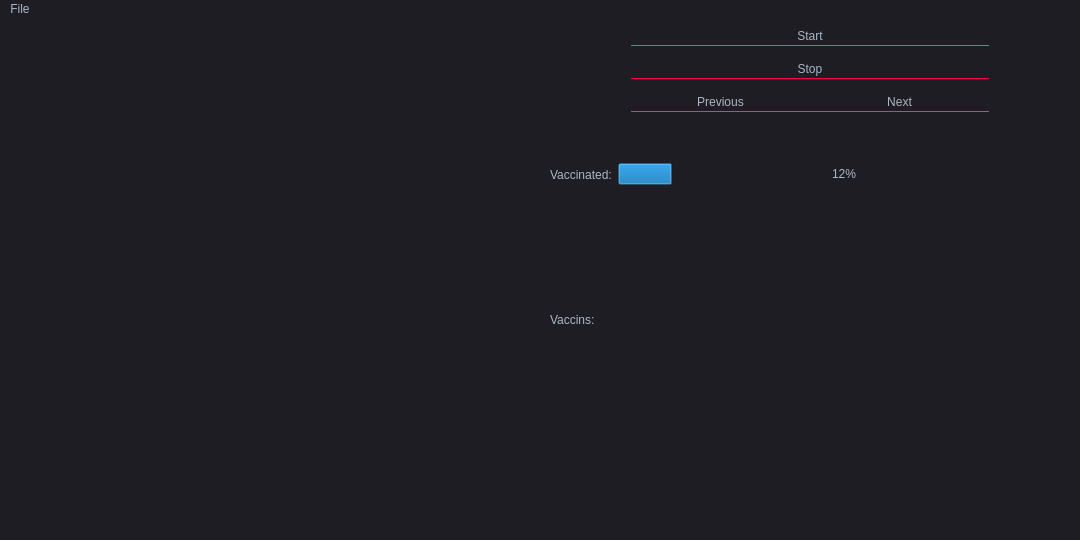
This is src/mainwindow.ui in SteinVandenbroeke/PSE as Qt 5 draws it before an edit. The edited form follows.
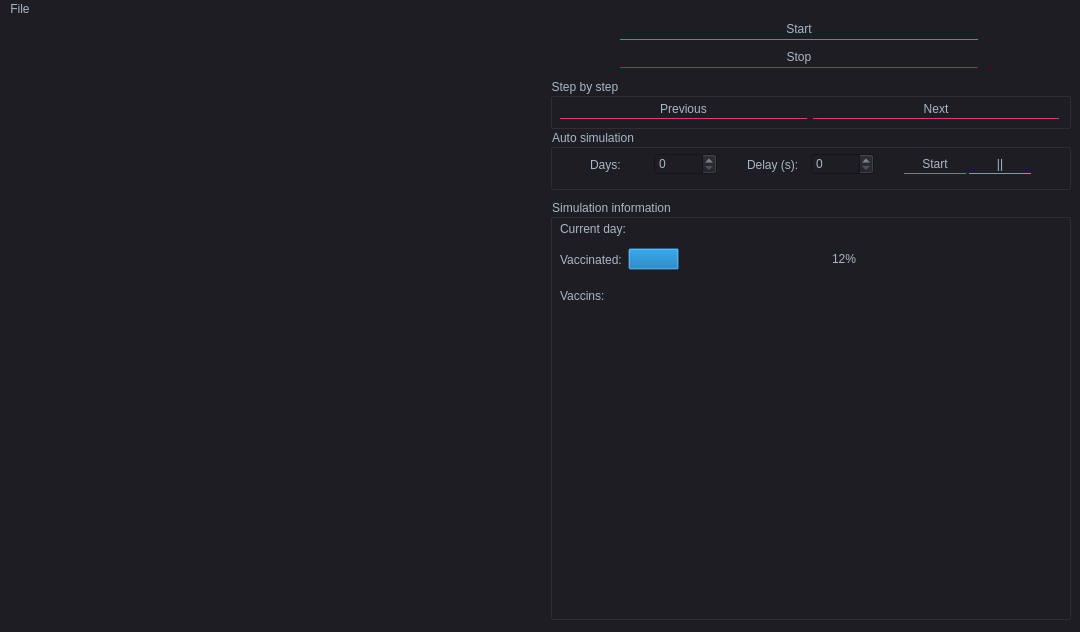
This is the edited form.

Commit message: Aanpassingen qt

Patch:
```diff
--- a/src/mainwindow.ui
+++ b/src/mainwindow.ui
@@ -7,7 +7,7 @@
     <x>0</x>
     <y>0</y>
     <width>1080</width>
-    <height>540</height>
+    <height>632</height>
    </rect>
   </property>
   <property name="windowTitle">
@@ -22,8 +22,8 @@
      <rect>
       <x>0</x>
       <y>0</y>
-      <width>512</width>
-      <height>512</height>
+      <width>531</width>
+      <height>601</height>
      </rect>
     </property>
     <property name="autoFillBackground">
@@ -45,26 +45,176 @@
      <bool>false</bool>
     </property>
    </widget>
-   <widget class="QWidget" name="gridLayoutWidget">
+   <widget class="QGroupBox" name="groupBox">
     <property name="geometry">
      <rect>
       <x>550</x>
-      <y>0</y>
+      <y>110</y>
       <width>521</width>
-      <height>104</height>
+      <height>61</height>
      </rect>
     </property>
-    <layout class="QGridLayout" name="gridLayout" columnstretch="0">
-     <property name="leftMargin">
+    <property name="styleSheet">
+     <string notr="true">color: #a9b7c6;</string>
+    </property>
+    <property name="title">
+     <string>Auto simulation</string>
+    </property>
+    <property name="flat">
+     <bool>false</bool>
+    </property>
+    <widget class="QWidget" name="horizontalLayoutWidget_3">
+     <property name="geometry">
+      <rect>
+       <x>40</x>
+       <y>20</y>
+       <width>441</width>
+       <height>31</height>
+      </rect>
+     </property>
+     <layout class="QHBoxLayout" name="horizontalLayout_4">
+      <property name="spacing">
+       <number>30</number>
+      </property>
+      <item>
+       <layout class="QHBoxLayout" name="horizontalLayout_5">
+        <property name="spacing">
       <number>0</number>
      </property>
-     <property name="rightMargin">
+        <item>
+         <widget class="QLabel" name="label_3">
+          <property name="styleSheet">
+           <string notr="true">color: #a9b7c6;</string>
+          </property>
+          <property name="text">
+           <string>Days:</string>
+          </property>
+         </widget>
+        </item>
+        <item>
+         <widget class="QSpinBox" name="Days"/>
+        </item>
+       </layout>
+      </item>
+      <item>
+       <layout class="QHBoxLayout" name="horizontalLayout_7">
+        <property name="spacing">
       <number>0</number>
      </property>
-     <property name="horizontalSpacing">
-      <number>7</number>
-     </property>
-     <item row="3" column="0">
+        <item>
+         <widget class="QLabel" name="label_4">
+          <property name="styleSheet">
+           <string notr="true">color: #a9b7c6;</string>
+          </property>
+          <property name="text">
+           <string>Delay (s):</string>
+          </property>
+         </widget>
+        </item>
+        <item>
+         <widget class="QSpinBox" name="Delay"/>
+        </item>
+       </layout>
+      </item>
+      <item>
+       <layout class="QHBoxLayout" name="horizontalLayout_6">
+        <property name="spacing">
+         <number>3</number>
+        </property>
+        <property name="sizeConstraint">
+         <enum>QLayout::SetFixedSize</enum>
+        </property>
+        <item>
+         <widget class="QPushButton" name="buttonAutoSimulation">
+          <property name="maximumSize">
+           <size>
+            <width>358</width>
+            <height>16777215</height>
+           </size>
+          </property>
+          <property name="autoFillBackground">
+           <bool>false</bool>
+          </property>
+          <property name="styleSheet">
+           <string notr="true">	border-style: solid;
+	border-top-color: transparent;
+	border-right-color: transparent;
+	border-left-color: transparent;
+	border-bottom-color: #04b97f;
+	border-bottom-width: 1px;
+	border-style: solid;
+	color: #a9b7c6;
+	padding: 2px;
+	background-color: #1e1d23;</string>
+          </property>
+          <property name="text">
+           <string>Start</string>
+          </property>
+         </widget>
+        </item>
+        <item>
+         <widget class="QPushButton" name="buttonAutoSimulationPausePlay">
+          <property name="enabled">
+           <bool>true</bool>
+          </property>
+          <property name="maximumSize">
+           <size>
+            <width>358</width>
+            <height>16777215</height>
+           </size>
+          </property>
+          <property name="autoFillBackground">
+           <bool>false</bool>
+          </property>
+          <property name="styleSheet">
+           <string notr="true">	border-style: solid;
+	border-top-color: transparent;
+	border-right-color: transparent;
+	border-left-color: transparent;
+	border-bottom-color: #42aaf5;
+	border-bottom-width: 1px;
+	border-style: solid;
+	color: #a9b7c6;
+	padding: 2px;
+	background-color: #1e1d23;</string>
+          </property>
+          <property name="text">
+           <string>||</string>
+          </property>
+          <property name="autoDefault">
+           <bool>false</bool>
+          </property>
+         </widget>
+        </item>
+       </layout>
+      </item>
+     </layout>
+    </widget>
+   </widget>
+   <widget class="QGroupBox" name="groupBox_2">
+    <property name="geometry">
+     <rect>
+      <x>550</x>
+      <y>59</y>
+      <width>521</width>
+      <height>51</height>
+     </rect>
+    </property>
+    <property name="styleSheet">
+     <string notr="true">color: #a9b7c6;</string>
+    </property>
+    <property name="title">
+     <string>Step by step</string>
+    </property>
+    <widget class="QWidget" name="layoutWidget">
+     <property name="geometry">
+      <rect>
+       <x>10</x>
+       <y>20</y>
+       <width>499</width>
+       <height>23</height>
+      </rect>
+     </property>
       <layout class="QHBoxLayout" name="horizontalLayout">
        <item>
         <widget class="QPushButton" name="buttonPrevious">
@@ -117,12 +267,54 @@
         </widget>
        </item>
       </layout>
-     </item>
-     <item row="2" column="0">
+    </widget>
+   </widget>
+   <widget class="QPushButton" name="buttonStart">
+    <property name="geometry">
+     <rect>
+      <x>620</x>
+      <y>0</y>
+      <width>358</width>
+      <height>21</height>
+     </rect>
+    </property>
+    <property name="maximumSize">
+     <size>
+      <width>358</width>
+      <height>16777215</height>
+     </size>
+    </property>
+    <property name="autoFillBackground">
+     <bool>false</bool>
+    </property>
+    <property name="styleSheet">
+     <string notr="true">	border-style: solid;
+	border-top-color: transparent;
+	border-right-color: transparent;
+	border-left-color: transparent;
+	border-bottom-color: #04b97f;
+	border-bottom-width: 1px;
+	border-style: solid;
+	color: #a9b7c6;
+	padding: 2px;
+	background-color: #1e1d23;</string>
+    </property>
+    <property name="text">
+     <string>Start</string>
+    </property>
+   </widget>
       <widget class="QPushButton" name="buttonStop">
        <property name="enabled">
         <bool>true</bool>
        </property>
+    <property name="geometry">
+     <rect>
+      <x>620</x>
+      <y>28</y>
+      <width>358</width>
+      <height>21</height>
+     </rect>
+    </property>
        <property name="autoFillBackground">
         <bool>false</bool>
        </property>
@@ -142,64 +334,44 @@
         <string>Stop</string>
        </property>
       </widget>
-     </item>
-     <item row="0" column="0">
-      <widget class="QPushButton" name="buttonStart">
-       <property name="maximumSize">
-        <size>
-         <width>358</width>
-         <height>16777215</height>
-        </size>
-       </property>
-       <property name="autoFillBackground">
-        <bool>false</bool>
-       </property>
+   <widget class="QGroupBox" name="groupBox_3">
+    <property name="geometry">
+     <rect>
+      <x>550</x>
+      <y>180</y>
+      <width>521</width>
+      <height>421</height>
+     </rect>
+    </property>
+    <property name="styleSheet">
+     <string notr="true">color: #a9b7c6;</string>
+    </property>
+    <property name="title">
+     <string>Simulation information</string>
+    </property>
+    <widget class="QLabel" name="currentDay">
+     <property name="geometry">
+      <rect>
+       <x>10</x>
+       <y>20</y>
+       <width>501</width>
+       <height>19</height>
+      </rect>
+     </property>
        <property name="styleSheet">
-        <string notr="true">	border-style: solid;
-	border-top-color: transparent;
-	border-right-color: transparent;
-	border-left-color: transparent;
-	border-bottom-color: #04b97f;
-	border-bottom-width: 1px;
-	border-style: solid;
-	color: #a9b7c6;
-	padding: 2px;
-	background-color: #1e1d23;</string>
+      <string notr="true">color: #a9b7c6;</string>
        </property>
        <property name="text">
-        <string>Start</string>
-       </property>
-      </widget>
-     </item>
-    </layout>
-   </widget>
-   <widget class="QTextEdit" name="textEdit">
-    <property name="geometry">
-     <rect>
-      <x>520</x>
-      <y>410</y>
-      <width>551</width>
-      <height>101</height>
-     </rect>
-    </property>
-    <property name="styleSheet">
-     <string notr="true">	selection-background-color:#007b50;
-	background-color:#1e1d23;
-	border-style: solid;
-	border-top-color: transparent;
-	border-right-color: transparent;
-	border-left-color: transparent;
-	border-bottom-color: transparent;
-	color: #a9b7c6;</string>
+      <string>Current day:</string>
     </property>
    </widget>
    <widget class="QWidget" name="horizontalLayoutWidget">
     <property name="geometry">
      <rect>
-      <x>550</x>
-      <y>110</y>
-      <width>521</width>
-      <height>91</height>
+       <x>10</x>
+       <y>40</y>
+       <width>501</width>
+       <height>41</height>
      </rect>
     </property>
     <layout class="QHBoxLayout" name="horizontalLayout_2">
@@ -279,21 +451,30 @@
    <widget class="QWidget" name="horizontalLayoutWidget_2">
     <property name="geometry">
      <rect>
-      <x>550</x>
-      <y>200</y>
-      <width>521</width>
-      <height>201</height>
+       <x>10</x>
+       <y>90</y>
+       <width>501</width>
+       <height>131</height>
      </rect>
     </property>
     <layout class="QHBoxLayout" name="horizontalLayout_3">
      <item>
       <widget class="QLabel" name="label_2">
+        <property name="sizePolicy">
+         <sizepolicy hsizetype="Preferred" vsizetype="Preferred">
+          <horstretch>0</horstretch>
+          <verstretch>0</verstretch>
+         </sizepolicy>
+        </property>
        <property name="styleSheet">
         <string notr="true">color: #a9b7c6;</string>
        </property>
        <property name="text">
         <string>Vaccins:</string>
        </property>
+        <property name="alignment">
+         <set>Qt::AlignLeading|Qt::AlignLeft|Qt::AlignTop</set>
+        </property>
       </widget>
      </item>
      <item>
@@ -313,6 +494,27 @@
      </item>
     </layout>
    </widget>
+    <widget class="QTextEdit" name="textEdit">
+     <property name="geometry">
+      <rect>
+       <x>10</x>
+       <y>230</y>
+       <width>501</width>
+       <height>181</height>
+      </rect>
+     </property>
+     <property name="styleSheet">
+      <string notr="true">	selection-background-color:#007b50;
+	background-color:#1e1d23;
+	border-style: solid;
+	border-top-color: transparent;
+	border-right-color: transparent;
+	border-left-color: transparent;
+	border-bottom-color: transparent;
+	color: #a9b7c6;</string>
+     </property>
+    </widget>
+   </widget>
   </widget>
   <widget class="QMenuBar" name="menubar">
    <property name="geometry">
```
Left out of the diff: 28 changed lines with no effect on the pictures. Lines whose indentation alone changed are shown as unchanged. The commit also changes 2 other files.
